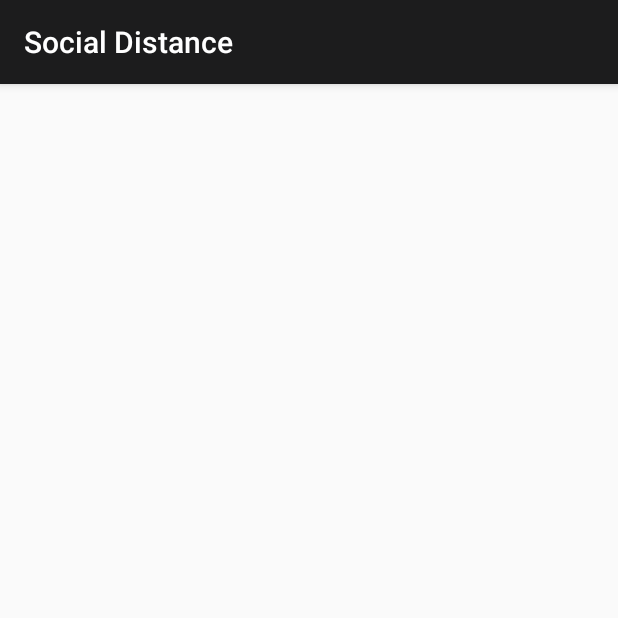
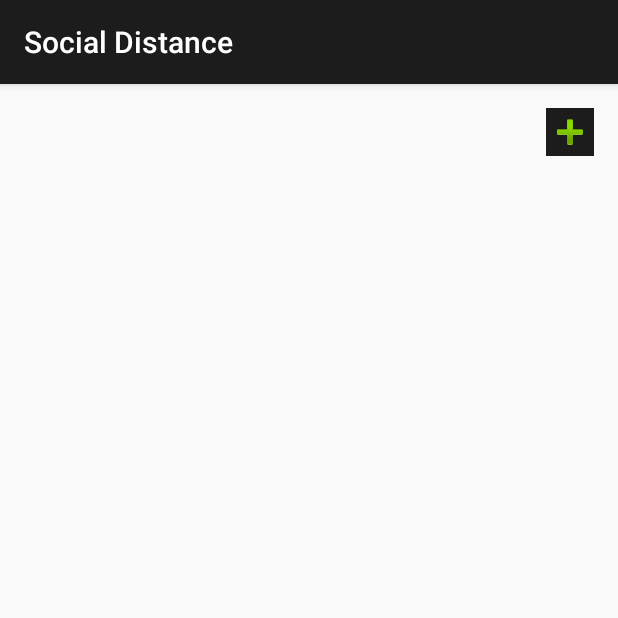
Before and after one commit to Bassel-A-Elazab/SocialDistancingDetecor_DesktopApplication_using_Pyhton-OpenCV-YOLO-Birds-Eye-View, an Android app: the fragment AllDetectedPeoplesFragment shown on its own in the app's theme, on a phone screen of 412 x 824 dp, the top half of it. Run offline under Robolectric (Android 15) with nearby library versions, the phone set to English and light mode, and no system bars.

Commit message:
Edit my design of the detected peoples fragment

```diff
--- a/SocialDistanceNotification/app/src/main/res/layout/all_detectedpeoples_fragment.xml
+++ b/SocialDistanceNotification/app/src/main/res/layout/all_detectedpeoples_fragment.xml
@@ -11,6 +11,17 @@
     android:orientation="vertical"
     tools:context=".MainActivity">
 
+    <ImageButton
+        android:id="@+id/imageButton"
+        android:layout_width="wrap_content"
+        android:layout_height="wrap_content"
+        android:layout_gravity="end"
+        android:onClick="addItemActivity"
+        android:background="@color/colorPrimary"
+        app:srcCompat="@android:drawable/ic_input_add"
+        tools:layout_editor_absoluteX="8dp"
+        tools:layout_editor_absoluteY="0dp" />
+
     <ListView
         android:id="@+id/my_detectedPeoples"
         android:layout_width="match_parent"
```
